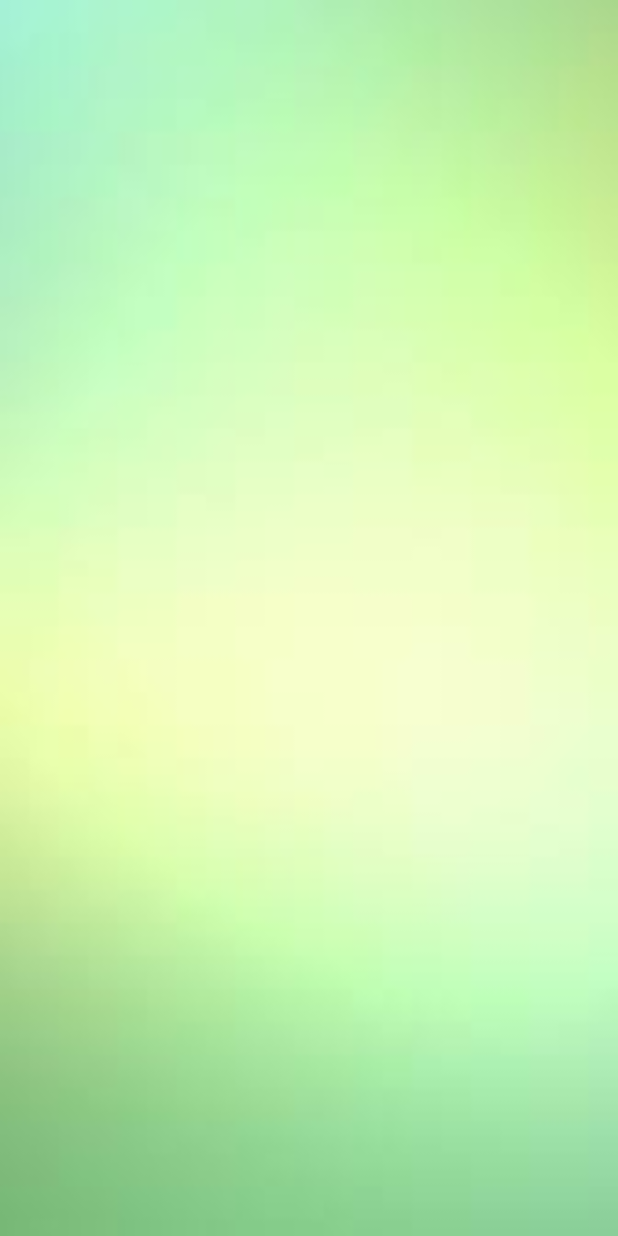
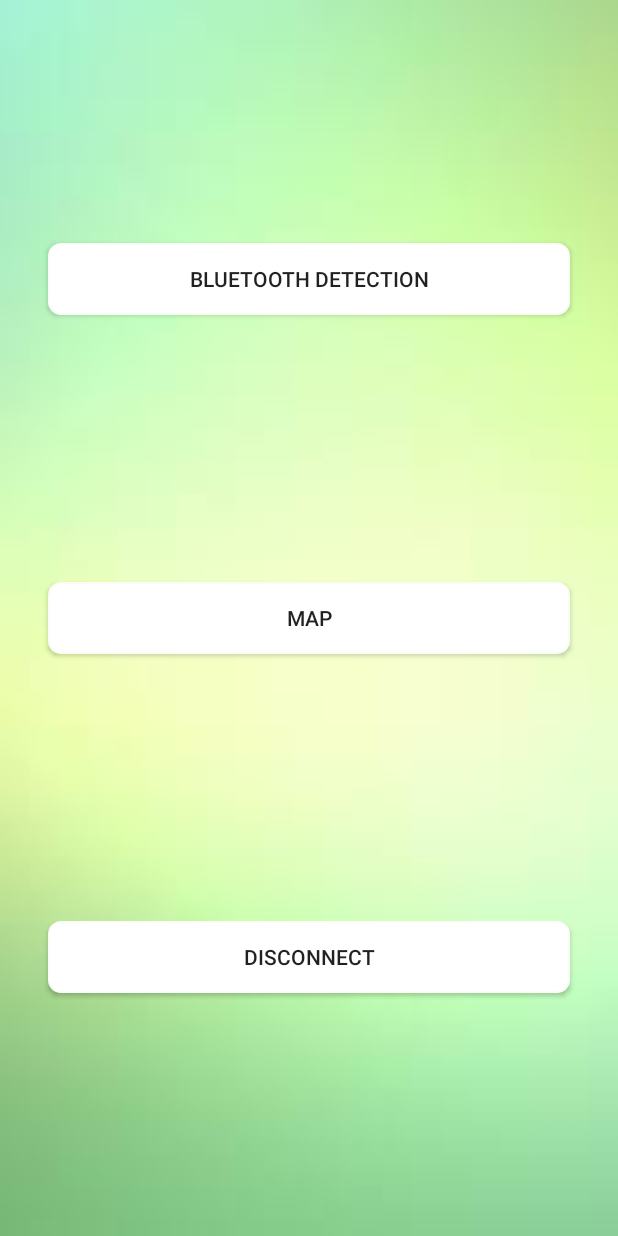
Before and after one commit to Veradux/KirilovContainersTask, an Android app: the fragment MainMenuFragment shown on its own in the app's theme, on a phone screen of 412 x 824 dp. Run offline under Robolectric (Android 15) with nearby library versions, the phone set to English and light mode, and no system bars.

Commit message:
Add main menu layout

```diff
--- a/app/src/main/java/com/bhtech/kirilovcontainerstask/ui/login/LoginFragment.kt
+++ b/app/src/main/java/com/bhtech/kirilovcontainerstask/ui/login/LoginFragment.kt
@@ -26,8 +26,9 @@ class LoginFragment : Fragment() {
     }
 
     private fun setUsernameListener() {
-        binding.etUsername.setOnEditorActionListener { _, action, _ ->
-            if (action == EditorInfo.IME_ACTION_DONE) {
+        binding.etUsername.setOnEditorActionListener { textView, action, _ ->
+            if (action == EditorInfo.IME_ACTION_DONE && textView.text.isNotBlank()) {
+                // TODO save the username to shared prefs, so that it can be used in the BLE screen.
                 navigator.navigateTo(ScreenNavigator.Screen.MAIN)
             }
             false
--- a/app/src/main/res/drawable/round_corners_view.xml
+++ b/app/src/main/res/drawable/round_corners_view.xml
@@ -4,6 +4,7 @@
     android:shape="rectangle">
 
     <corners android:radius="@dimen/round_corners_drawable_radius" />
+    <stroke android:width="1dp" android:color="#F9FDF6" />
     <solid android:color="@android:color/white" />
 
 </shape>
--- a/app/src/main/res/layout/fragment_main_menu.xml
+++ b/app/src/main/res/layout/fragment_main_menu.xml
@@ -1,6 +1,43 @@
 <?xml version="1.0" encoding="utf-8"?>
-<androidx.constraintlayout.widget.ConstraintLayout
-    xmlns:android="http://schemas.android.com/apk/res/android" android:layout_width="match_parent"
+<androidx.constraintlayout.widget.ConstraintLayout xmlns:android="http://schemas.android.com/apk/res/android"
+    xmlns:app="http://schemas.android.com/apk/res-auto"
+    android:layout_width="match_parent"
     android:layout_height="match_parent">
 
+    <Button
+        android:id="@+id/btn_main_menu_bluetooth"
+        android:layout_width="match_parent"
+        android:layout_height="wrap_content"
+        android:layout_marginHorizontal="@dimen/login_edit_text_margin"
+        android:layout_marginVertical="16dp"
+        android:background="@drawable/round_corners_view"
+        android:text="@string/bluetooth_detection"
+        app:layout_constraintStart_toStartOf="parent"
+        app:layout_constraintBottom_toTopOf="@id/btn_main_menu_map"
+        app:layout_constraintTop_toTopOf="parent" />
+
+    <Button
+        android:id="@+id/btn_main_menu_map"
+        android:layout_width="match_parent"
+        android:layout_height="wrap_content"
+        android:layout_marginHorizontal="@dimen/login_edit_text_margin"
+        android:layout_marginVertical="16dp"
+        android:background="@drawable/round_corners_view"
+        android:text="@string/map"
+        app:layout_constraintStart_toStartOf="parent"
+        app:layout_constraintBottom_toTopOf="@id/btn_main_menu_disconnect"
+        app:layout_constraintTop_toBottomOf="@id/btn_main_menu_bluetooth" />
+
+    <Button
+        android:id="@+id/btn_main_menu_disconnect"
+        android:layout_width="match_parent"
+        android:layout_height="wrap_content"
+        android:layout_marginHorizontal="@dimen/login_edit_text_margin"
+        android:layout_marginVertical="16dp"
+        android:background="@drawable/round_corners_view"
+        android:text="@string/disconnect"
+        app:layout_constraintStart_toStartOf="parent"
+        app:layout_constraintBottom_toBottomOf="parent"
+        app:layout_constraintTop_toBottomOf="@id/btn_main_menu_map" />
+
 </androidx.constraintlayout.widget.ConstraintLayout>
--- a/app/src/main/res/values/dimens.xml
+++ b/app/src/main/res/values/dimens.xml
@@ -1,7 +1,7 @@
 <?xml version="1.0" encoding="utf-8"?>
 <resources>
     <dimen name="login_edit_text_margin">32dp</dimen>
-    <dimen name="round_corners_drawable_radius">16dp</dimen>
     <dimen name="login_edit_text_padding">16dp</dimen>
     <dimen name="login_edit_text_size">24sp</dimen>
+    <dimen name="round_corners_drawable_radius">8dp</dimen>
 </resources>
--- a/app/src/main/res/values/strings.xml
+++ b/app/src/main/res/values/strings.xml
@@ -1,4 +1,7 @@
 <resources>
     <string name="app_name">KirilovContainersTask</string>
     <string name="login_et_username_hint">Username</string>
+    <string name="bluetooth_detection">Bluetooth Detection</string>
+    <string name="map">Map</string>
+    <string name="disconnect">Disconnect</string>
 </resources>
```
